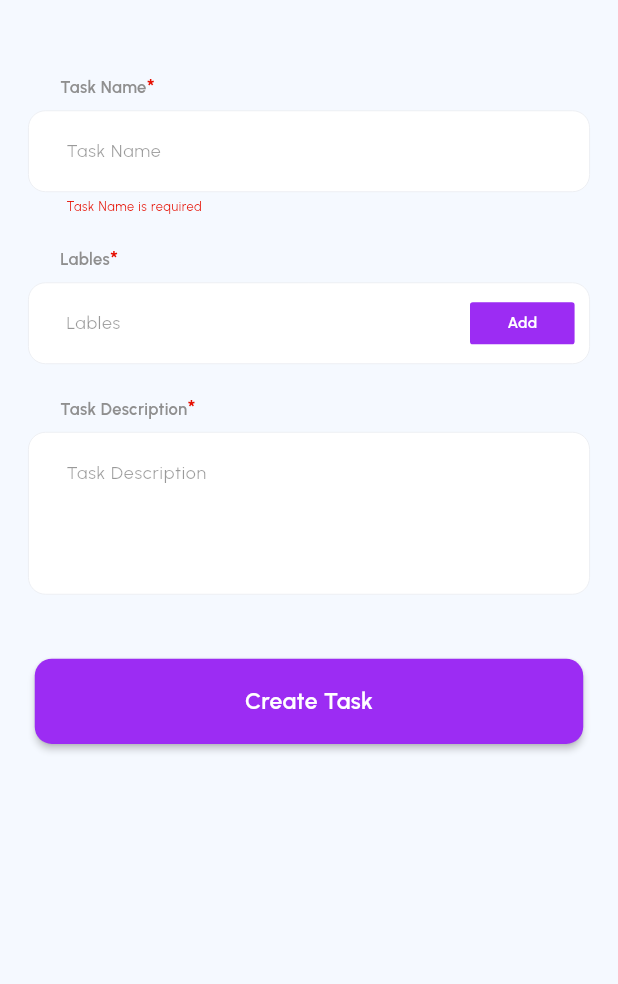
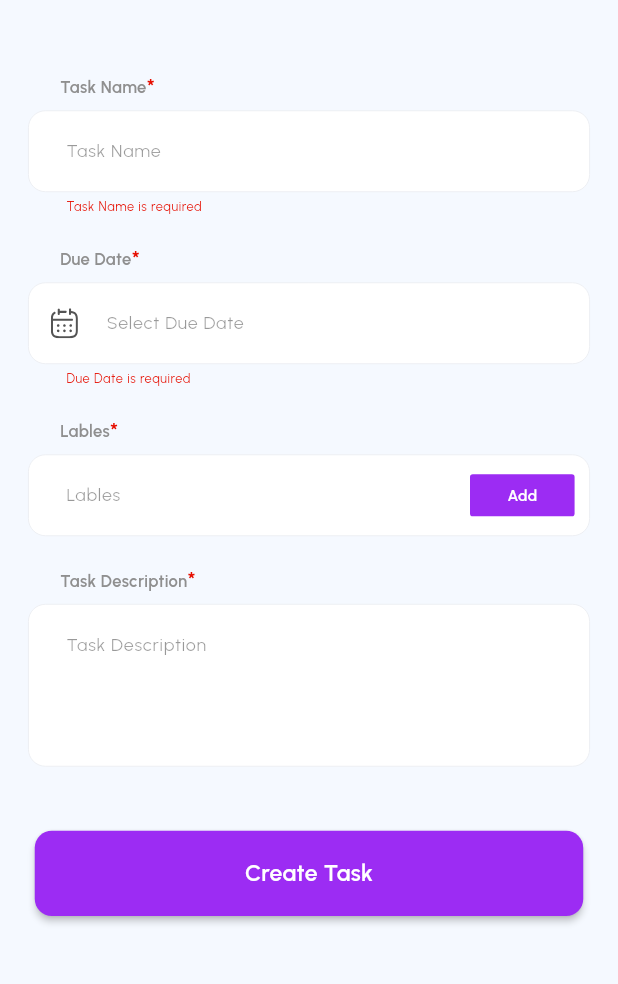
Before and after one commit to Zaman0070/Home-Challange-Task, a Flutter app: the CreateTaskScreen screen opened by its route, after a tap on "Create Task", on a phone screen of 412 x 824 dp, the part 56-1040 px from its top. Run offline on Flutter 3.47's test engine with Material 3 defaults, Android fonts, the phone set to English and light mode, and no system bars; our stand-ins replace dio, easy_localization, flutter_local_notifications, flutter_riverpod, flutter_screenutil, flutter_spinkit and 10 more; missing offline and left inert: flutter_popup; accounts and stored records are empty; network calls fail.

Commit message:
CompleteTask

```diff
--- a/assets/l10n/de-DE.json
+++ b/assets/l10n/de-DE.json
@@ -28,7 +28,8 @@
   "addAComment": "Einen Kommentar hinzufügen",
   "TimeSpentonTask" : "Zeit auf der Aufgabe verbracht",
   "cancel": "Stornieren",
-  "AreYouSureWantToDeleteThisTask": "Sind Sie sicher, dass Sie diese Aufgabe löschen möchten?"
+  "AreYouSureWantToDeleteThisTask": "Sind Sie sicher, dass Sie diese Aufgabe löschen möchten?",
+  "Calendar": "Kalender"
 
 
 
--- a/assets/l10n/en-US.json
+++ b/assets/l10n/en-US.json
@@ -28,7 +28,8 @@
   "addAComment": "Add a Comment",
   "TimeSpentonTask" : "Time Spent on Task",
   "cancel": "Cancel",
-  "AreYouSureWantToDeleteThisTask": "Are You Sure Want To Delete This Task?"
+  "AreYouSureWantToDeleteThisTask": "Are You Sure Want To Delete This Task?",
+  "Calendar": "Calendar"
 
 
 
--- a/assets/l10n/fr-FR.json
+++ b/assets/l10n/fr-FR.json
@@ -28,7 +28,8 @@
     "addAComment": "Ajouter un commentaire",
     "TimeSpentonTask" : "Temps passé sur la tâche",
     "cancel": "Annuler",
-    "AreYouSureWantToDeleteThisTask": "Êtes-vous sûr de vouloir supprimer cette tâche?"
+    "AreYouSureWantToDeleteThisTask": "Êtes-vous sûr de vouloir supprimer cette tâche?",
+    "Calendar": "Calendrier"
 
 
 
--- a/lib/features/home/create_task/controller/add_task_controller.dart
+++ b/lib/features/home/create_task/controller/add_task_controller.dart
@@ -17,7 +17,7 @@ class AddTaskController extends StateNotifier<bool> {
   AddTaskController(this._addTaskDataSource) : super(false);
 
   Future<void> createTask(
-      {required TaskModel formData, required BuildContext context}) async {
+      {required Map<String, Object> formData, required BuildContext context}) async {
     state = true;
     final result = await _addTaskDataSource.createTask(formData: formData);
     result.fold((l) {
--- a/lib/features/home/create_task/data/create_task_apis.dart
+++ b/lib/features/home/create_task/data/create_task_apis.dart
@@ -17,7 +17,7 @@ final createTaskDataSourceProvider = Provider<CreateTaskDataSource>((ref) {
 });
 
 abstract class CreateTaskDataSource {
-  FutureEither createTask({required TaskModel formData});
+  FutureEither createTask({required Map<String, Object> formData});
   FutureEither updateTask({required TaskModel formData});
   FutureEither markAsClose({required String id});
 }
@@ -27,11 +27,29 @@ class ICreateTaskDataSource extends CreateTaskDataSource {
   ICreateTaskDataSource({required this.dioClient});
 
   @override
-  FutureEither createTask({required TaskModel formData}) async {
+  FutureEither createTask({
+    required Map<String, Object> formData,
+  }) async {
     try {
+
+
+      // TaskModel taskModel = TaskModel.fromMap(data);
+      // TaskModel(
+      //     content: 'taskNameController.text',
+      //     description: ' taskDescriptionController.text',
+      //     labels: [
+      //       'labels'
+      //     ],
+      //     due: {
+      //       'date': DateFormat('yyyy-MM-dd').format(DateTime.now()),
+      //       'timezone': 'Asia/Kolkata',
+      //       "is_recurring": false,
+      //       "datetime": DateTime.now().toIso8601String(),
+      //       "string": "today"
+      //     });
       final response = await dioClient.post(
         Endpoints.baseUrl + Endpoints.taskEndPoint,
-        data: formData.toJson(),
+        data: formData,
         options: Options(
           headers: header(authToken: 'Bearer ${Endpoints.apiToken}'),
         ),
--- a/lib/features/home/create_task/view/create_task_screen.dart
+++ b/lib/features/home/create_task/view/create_task_screen.dart
@@ -1,4 +1,5 @@
 import 'package:easy_localization/easy_localization.dart';
+import 'package:flutter_svg/svg.dart';
 import 'package:home_challenger_for_flutter/common/common_functions/padding.dart';
 import 'package:home_challenger_for_flutter/common/common_imports/apis_commons.dart';
 import 'package:home_challenger_for_flutter/common/common_imports/common_libs.dart';
@@ -8,7 +9,6 @@ import 'package:home_challenger_for_flutter/common/common_widgets/custom_text_fi
 import 'package:home_challenger_for_flutter/core/extensions/color_extensions.dart';
 import 'package:home_challenger_for_flutter/features/home/create_task/controller/add_task_controller.dart';
 import 'package:home_challenger_for_flutter/generated/locale_keys.g.dart';
-import 'package:home_challenger_for_flutter/models/task_model.dart';
 import 'package:home_challenger_for_flutter/utils/constants/app_constants.dart';
 import 'package:home_challenger_for_flutter/utils/constants/assets_manager.dart';
 import 'package:home_challenger_for_flutter/utils/constants/font_manager.dart';
@@ -37,7 +37,7 @@ class _CreateTaskScreenState extends ConsumerState<CreateTaskScreen> {
   var taskDescriptionController = TextEditingController();
   var dueController = TextEditingController();
   var labelsController = TextEditingController();
-  DateTime dob = DateTime.now();
+  DateTime due = DateTime.now();
   DateTime now = DateTime.now();
   List<String> labels = [];
   Future<void> _selectDate(BuildContext context) async {
@@ -45,10 +45,10 @@ class _CreateTaskScreenState extends ConsumerState<CreateTaskScreen> {
         context: context,
         initialDate: now,
         firstDate: DateTime(1970, 8),
-        lastDate: DateTime.now());
+        lastDate: DateTime.now().add(const Duration(days: 365)));
     if (picked != null && picked != now) {
       setState(() {
-        dob = picked;
+        due = picked;
         dueController.text = DateFormat('EE-MM-dd').format(picked);
       });
     }
@@ -97,19 +97,25 @@ class _CreateTaskScreenState extends ConsumerState<CreateTaskScreen> {
                   return null;
                 },
               ),
-              // CustomTextField(
-              //   label: 'Due Date',
-              //   onTap: () {
-              //     _selectDate(context);
-              //   },
-              //   enabled: false,
-              //   controller: dueController,
-              //   hintText: 'Select Due Date',
-              //   leadingIcon: Padding(
-              //     padding: const EdgeInsets.all(14.0),
-              //     child: SvgPicture.asset(AppAssets.calenderSvgIcon),
-              //   ),
-              // ),
+              CustomTextField(
+                label: 'Due Date',
+                onTap: () {
+                  _selectDate(context);
+                },
+                enabled: false,
+                controller: dueController,
+                hintText: 'Select Due Date',
+                validatorFn: (val) {
+                  if (val!.isEmpty) {
+                    return 'Due Date is required';
+                  }
+                  return null;
+                },
+                leadingIcon: Padding(
+                  padding: const EdgeInsets.all(14.0),
+                  child: SvgPicture.asset(AppAssets.calenderSvgIcon),
+                ),
+              ),
               CustomTextField(
                 controller: labelsController,
                 hintText: LocaleKeys.lables.tr(),
@@ -189,14 +195,16 @@ class _CreateTaskScreenState extends ConsumerState<CreateTaskScreen> {
 
   createTask() async {
     if (_formKey.currentState!.validate()) {
-      TaskModel taskModel = TaskModel(
-        content: taskNameController.text,
-        description: taskDescriptionController.text,
-        labels: labels,
-      );
+      var data = {
+        'content': taskNameController.text,
+        'description': taskDescriptionController.text,
+        'labels': labels,
+        "due_string": due.toIso8601String(),
+        "due_lang": "en"
+      };
       await ref
           .read(addTaskControllerProvider.notifier)
-          .createTask(formData: taskModel, context: context);
+          .createTask(formData: data, context: context);
     }
   }
 }
--- a/lib/main.dart
+++ b/lib/main.dart
@@ -3,6 +3,7 @@ import 'package:flutter/material.dart';
 import 'package:flutter_riverpod/flutter_riverpod.dart';
 import 'package:flutter_screenutil/flutter_screenutil.dart';
 import 'package:home_challenger_for_flutter/common/common_provider/theme_provider.dart';
+import 'package:home_challenger_for_flutter/features/main_menu/views/main_menu_screen.dart';
 import 'package:home_challenger_for_flutter/features/splash/view/splash_screen.dart';
 import 'package:home_challenger_for_flutter/generated/codegen_loader.g.dart';
 import 'package:home_challenger_for_flutter/routes/route_manager.dart';
@@ -67,7 +68,7 @@ class MyApp extends ConsumerWidget {
 
           // darkTheme: darkThemeData(context),
           onGenerateRoute: AppRoutes.onGenerateRoute,
-          home: const SplashScreen(),
+          home: const MainMenuScreen(),
         );
       },
     );
--- a/lib/models/task_model.dart
+++ b/lib/models/task_model.dart
@@ -1,3 +1,7 @@
+
+
+
+
 // ignore_for_file: public_member_api_docs, sort_constructors_first
 import 'dart:convert';
 
--- a/lib/routes/route_manager.dart
+++ b/lib/routes/route_manager.dart
@@ -1,6 +1,7 @@
 import 'package:flutter/material.dart';
 import 'package:home_challenger_for_flutter/features/home/create_task/view/create_task_screen.dart';
 import 'package:home_challenger_for_flutter/features/home/create_task/view/edit_task_screen.dart';
+import 'package:home_challenger_for_flutter/features/home/view/calendar_view_screen.dart';
 import 'package:home_challenger_for_flutter/features/home/view/task_details_screen.dart';
 import 'package:home_challenger_for_flutter/features/main_menu/views/main_menu_screen.dart';
 import 'package:home_challenger_for_flutter/features/splash/view/splash_screen.dart';
@@ -17,6 +18,7 @@ class AppRoutes {
   static const String createTaskScreen = '/createTaskScreen';
   static const String editTaskScreen = '/editTaskScreen';
   static const String detailTaskScreen = '/detailTaskScreen';
+  static const String calendarViewScreen = '/calendarViewScreen';
 
   static Route<dynamic> onGenerateRoute(RouteSettings settings) {
     switch (settings.name) {
@@ -40,6 +42,8 @@ class AppRoutes {
         return _buildRoute(TaskDetailScreen(
           model: args['model'],
         ));
+      case calendarViewScreen:
+        return _buildRoute(const CalendarViewScreen());
 
       default:
         return unDefinedRoute();
--- a/lib/utils/constants/app_constants.dart
+++ b/lib/utils/constants/app_constants.dart
@@ -6,8 +6,7 @@ class AppConstants {
   static double padding = 20.h;
   static int expiryMinutes = 43200; // minutes in 30 days.
   static int expiryMinutesForReminder = 36000; // minutes in 25 days.
-  // static int expiryMinutes = 30;
-  static String currency = 'BWP';
+
 }
 
 const String profileDummyImage =
--- a/lib/utils/constants/assets_manager.dart
+++ b/lib/utils/constants/assets_manager.dart
@@ -12,7 +12,8 @@ class AppAssets {
   static const String backArrowIcon = '$iconPath/backArrow.png';
   static const String errorIcon = '$iconPath/error.png';
   static const String noDataIcon = '$iconPath/noData.png';
-
+  static const String calenderLightIcon = '$iconPath/circle-l.png';
+  static const String calenderDarkIcon = '$iconPath/circle-d.png';
 
   // SVG Icons
   static const String homeSvgIcon = '$svgIconPath/home.svg';
@@ -25,6 +26,7 @@ class AppAssets {
   static const String editSvgIcon = '$svgIconPath/edit.svg';
   static const String deleteSvgIcon = '$svgIconPath/delete.svg';
   static const String calenderSvgIcon = '$svgIconPath/calender.svg';
+  static const String calender1SvgIcon = '$svgIconPath/calendar1.svg';
   static const String lightModeSvgIcon = '$svgIconPath/light-mode.svg';
   static const String darkModeSvgIcon = '$svgIconPath/dark-mode.svg';
   static const String checkSvgIcon = '$svgIconPath/check.svg';
@@ -34,9 +36,6 @@ class AppAssets {
   static const String germanSvgIcon = '$svgIconPath/german.svg';
   static const String languageSvgIcon = '$svgIconPath/language.svg';
 
-
-
-
   //  Images
 
   static const String theme1Image = '$imagesPath/theme1.jpeg';
--- a/pubspec.yaml
+++ b/pubspec.yaml
@@ -56,6 +56,7 @@ dependencies:
   timezone: ^0.9.4
   flutter_native_splash: ^2.4.1
   easy_localization: ^3.0.7
+  table_calendar: ^3.1.2
 
 dev_dependencies:
   flutter_test:
```
Also changed, not shown: lib/features/home/view/calendar_view_screen.dart (added, +169 -0 lines), lib/features/home/view/home_screen.dart (+16 -16 lines), assets/icons/circle-d.png (added), assets/icons/circle-l.png (added), assets/svg_icon/calendar1.svg (added), lib/generated/codegen_loader.g.dart, lib/generated/locale_keys.g.dart, pubspec.lock.
